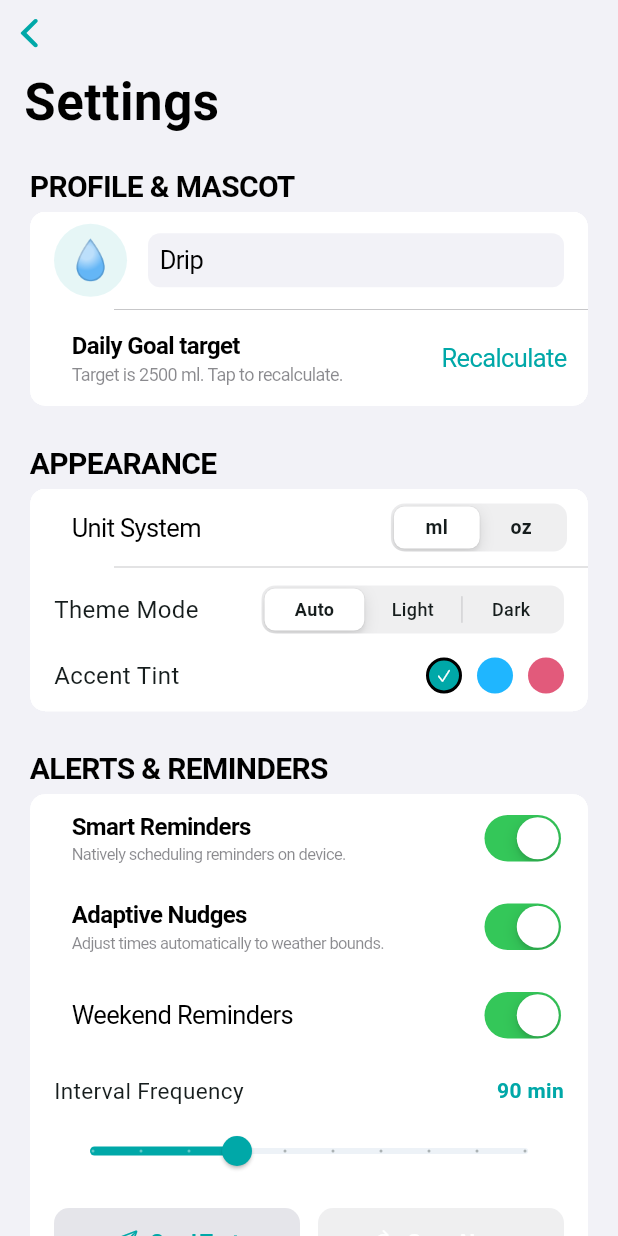
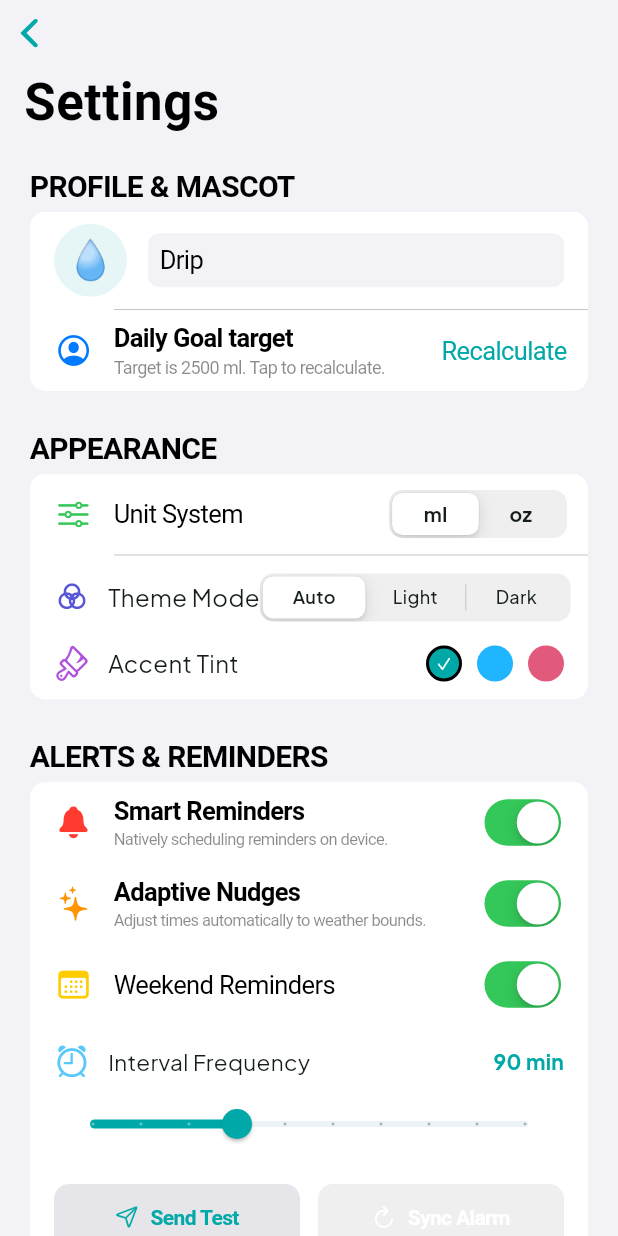
Before and after one commit to Rahulranesh/water, a Flutter app: the SettingsScreen screen opened directly, after a tap on an icon or button, on a phone screen of 412 x 824 dp. Run offline on Flutter 3.47's test engine with Material 3 defaults, Android fonts, the phone set to English and light mode, and no system bars; drawn by our look-alikes of flutter_animate; our stand-ins replace cloud_firestore, csv, firebase_core, firebase_messaging, fl_chart, flutter_local_notifications and 6 more; accounts and stored records are empty; network calls fail.

Commit message:
feat: design best appbar scroll flow, correct numeric keypad inputs, plus jakarta sans font, and staggered cascading animations on settings

```diff
--- a/lib/core/theme/hydro_theme.dart
+++ b/lib/core/theme/hydro_theme.dart
@@ -1,4 +1,5 @@
 import 'package:flutter/material.dart';
+import 'package:google_fonts/google_fonts.dart';
 
 class HydroTheme {
   static ThemeData light(Color accent) {
@@ -28,7 +29,7 @@ class HydroTheme {
   }
 
   static ThemeData _base(ColorScheme scheme) {
-    return ThemeData(
+    final baseTheme = ThemeData(
       useMaterial3: true,
       colorScheme: scheme,
       platform: TargetPlatform.iOS,
@@ -82,5 +83,8 @@ class HydroTheme {
         ),
       ),
     );
+    return baseTheme.copyWith(
+      textTheme: GoogleFonts.plusJakartaSansTextTheme(baseTheme.textTheme),
+    );
   }
 }
--- a/lib/features/settings/settings_screen.dart
+++ b/lib/features/settings/settings_screen.dart
@@ -1,6 +1,7 @@
 import 'package:flutter/cupertino.dart';
 import 'package:flutter/material.dart';
 import 'package:flutter/services.dart';
+import 'package:flutter_animate/flutter_animate.dart';
 import 'package:flutter_riverpod/flutter_riverpod.dart';
 
 import '../../core/models/hydro_state.dart';
@@ -42,6 +43,7 @@ class SettingsScreen extends ConsumerWidget {
                     children: [
                       _MascotTile(state: state),
                       CupertinoListTile.notched(
+                        leading: const Icon(CupertinoIcons.person_crop_circle, color: CupertinoColors.systemBlue),
                         title: const Text('Daily Goal target'),
                         subtitle: Text(
                           'Target is ${state.settings.profile?.dailyGoalMl ?? 2500} ml. Tap to recalculate.',
@@ -54,11 +56,16 @@ class SettingsScreen extends ConsumerWidget {
                         ),
                       ),
                     ],
-                ),
+                  )
+                      .animate()
+                      .fadeIn(duration: 350.ms)
+                      .slideY(begin: 0.05, end: 0, curve: Curves.easeOutQuad),
+
                   CupertinoListSection.insetGrouped(
                     header: const Text('APPEARANCE'),
                     children: [
                       CupertinoListTile.notched(
+                        leading: const Icon(CupertinoIcons.slider_horizontal_3, color: CupertinoColors.systemGreen),
                         title: const Text('Unit System'),
                         trailing: CupertinoSlidingSegmentedControl<UnitSystem>(
                           groupValue: state.settings.unitSystem,
@@ -79,29 +86,46 @@ class SettingsScreen extends ConsumerWidget {
                       ),
                       _ThemeSelectorTile(state: state),
                     ],
-                ),
+                  )
+                      .animate()
+                      .fadeIn(delay: 60.ms, duration: 350.ms)
+                      .slideY(begin: 0.05, end: 0, curve: Curves.easeOutQuad),
+
                   CupertinoListSection.insetGrouped(
                     header: const Text('ALERTS & REMINDERS'),
                     children: [
                       _ReminderSettingsSection(state: state),
                     ],
-                ),
+                  )
+                      .animate()
+                      .fadeIn(delay: 120.ms, duration: 350.ms)
+                      .slideY(begin: 0.05, end: 0, curve: Curves.easeOutQuad),
+
                   CupertinoListSection.insetGrouped(
                     header: const Text('BEVERAGE MANAGEMENT'),
                     children: [
                       _CustomDrinksSection(state: state),
                     ],
-                ),
+                  )
+                      .animate()
+                      .fadeIn(delay: 180.ms, duration: 350.ms)
+                      .slideY(begin: 0.05, end: 0, curve: Curves.easeOutQuad),
+
                   CupertinoListSection.insetGrouped(
                     header: const Text('MONETIZATION'),
                     children: [
                       _MonetizationSection(state: state),
                     ],
-                ),
+                  )
+                      .animate()
+                      .fadeIn(delay: 240.ms, duration: 350.ms)
+                      .slideY(begin: 0.05, end: 0, curve: Curves.easeOutQuad),
+
                   CupertinoListSection.insetGrouped(
                     header: const Text('DATA & LOGS'),
                     children: [
                       CupertinoListTile.notched(
+                        leading: const Icon(CupertinoIcons.arrow_down_doc, color: CupertinoColors.systemPink),
                         title: const Text('Backup CSV logs'),
                         subtitle: const Text('Generate and copy CSV logs of your history.'),
                         trailing: const Icon(CupertinoIcons.chevron_right, color: Color(0xFF8E8E93), size: 16),
@@ -109,8 +133,12 @@ class SettingsScreen extends ConsumerWidget {
                       ),
                       const _FcmTokenTile(),
                     ],
-                ),
-                const SizedBox(height: 24),
+                  )
+                      .animate()
+                      .fadeIn(delay: 300.ms, duration: 350.ms)
+                      .slideY(begin: 0.05, end: 0, curve: Curves.easeOutQuad),
+
+                  const SizedBox(height: 36),
                 ]),
               ),
             ),
@@ -228,7 +256,13 @@ class _ThemeSelectorTile extends ConsumerWidget {
           Row(
             mainAxisAlignment: MainAxisAlignment.spaceBetween,
             children: [
+              Row(
+                children: [
+                  const Icon(CupertinoIcons.color_filter, color: CupertinoColors.systemIndigo),
+                  const SizedBox(width: 12),
                   const Text('Theme Mode', style: TextStyle(fontSize: 16)),
+                ],
+              ),
               CupertinoSlidingSegmentedControl<ThemeMode>(
                 groupValue: state.settings.themeMode,
                 children: const {
@@ -254,7 +288,13 @@ class _ThemeSelectorTile extends ConsumerWidget {
           const SizedBox(height: 16),
           Row(
             children: [
+              Row(
+                children: [
+                  const Icon(CupertinoIcons.paintbrush, color: CupertinoColors.systemPurple),
+                  const SizedBox(width: 12),
                   const Text('Accent Tint', style: TextStyle(fontSize: 16)),
+                ],
+              ),
               const Spacer(),
               Row(
                 children: colors.map((color) {
@@ -313,6 +353,7 @@ class _ReminderSettingsSection extends ConsumerWidget {
       crossAxisAlignment: CrossAxisAlignment.stretch,
       children: [
         CupertinoListTile.notched(
+          leading: const Icon(CupertinoIcons.bell_fill, color: CupertinoColors.systemRed),
           title: const Text('Smart Reminders'),
           subtitle: Text(
             const ReminderService().nativeNotificationsAvailable
@@ -328,6 +369,7 @@ class _ReminderSettingsSection extends ConsumerWidget {
           ),
         ),
         CupertinoListTile.notched(
+          leading: const Icon(CupertinoIcons.sparkles, color: CupertinoColors.systemOrange),
           title: const Text('Adaptive Nudges'),
           subtitle: const Text('Adjust times automatically to weather bounds.', style: TextStyle(fontSize: 11)),
           trailing: CupertinoSwitch(
@@ -338,6 +380,7 @@ class _ReminderSettingsSection extends ConsumerWidget {
           ),
         ),
         CupertinoListTile.notched(
+          leading: const Icon(CupertinoIcons.calendar, color: CupertinoColors.systemYellow),
           title: const Text('Weekend Reminders'),
           trailing: CupertinoSwitch(
             value: reminders.weekendsEnabled,
@@ -347,14 +390,20 @@ class _ReminderSettingsSection extends ConsumerWidget {
           ),
         ),
         Padding(
-          padding: const EdgeInsets.symmetric(horizontal: 16, vertical: 10),
+          padding: const EdgeInsets.symmetric(horizontal: 16, vertical: 12),
           child: Column(
             crossAxisAlignment: CrossAxisAlignment.stretch,
             children: [
               Row(
                 mainAxisAlignment: MainAxisAlignment.spaceBetween,
                 children: [
+                  Row(
+                    children: [
+                      const Icon(CupertinoIcons.alarm, color: CupertinoColors.systemTeal),
+                      const SizedBox(width: 12),
                       const Text('Interval Frequency', style: TextStyle(fontSize: 15)),
+                    ],
+                  ),
                   Text(
                     '${reminders.intervalMinutes} min',
                     style: TextStyle(
@@ -505,6 +554,7 @@ class _CustomDrinksSection extends ConsumerWidget {
       crossAxisAlignment: CrossAxisAlignment.stretch,
       children: [
         CupertinoListTile.notched(
+          leading: const Icon(CupertinoIcons.drop, color: CupertinoColors.systemTeal),
           title: const Text('Hydration Multiplex'),
           subtitle: Text(
             limitReached
@@ -886,6 +936,7 @@ class _FcmTokenTileState extends State<_FcmTokenTile> {
   @override
   Widget build(BuildContext context) {
     return CupertinoListTile.notched(
+      leading: const Icon(CupertinoIcons.device_phone_portrait, color: Color(0xFF8E8E93)),
       title: const Text('FCM Device Token'),
       subtitle: Text(
         _token,
--- a/pubspec.yaml
+++ b/pubspec.yaml
@@ -51,6 +51,7 @@ dependencies:
   firebase_core: ^3.15.2
   firebase_messaging: ^15.2.10
   cloud_firestore: ^5.6.12
+  google_fonts: ^8.1.0
 
 dev_dependencies:
   flutter_test:
```
Also changed, not shown: lib/features/dashboard/home_dashboard.dart (+37 -33 lines), pubspec.lock. Lines whose indentation alone changed are shown as unchanged.
